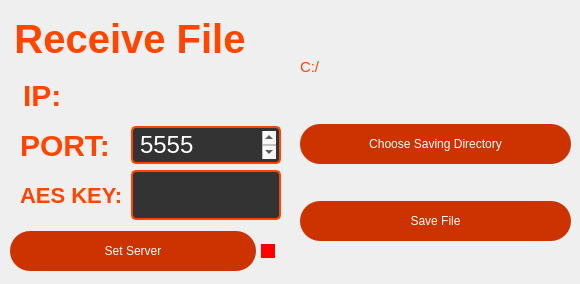
bartzlot/file_sender, file ui/RecievingFile.ui: the form before one commit.
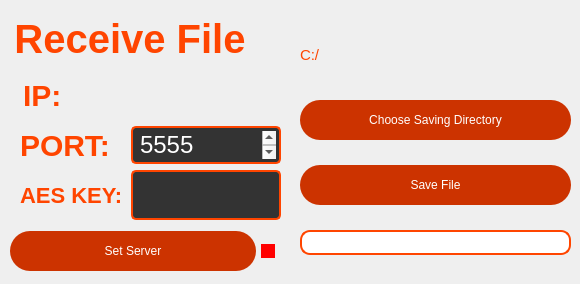
The form after the commit.

Commit message: Added Progress bar to reciever site

What changed in the file:
```diff
--- a/ui/RecievingFile.ui
+++ b/ui/RecievingFile.ui
@@ -415,6 +415,32 @@
        </property>
       </widget>
      </item>
+     <item>
+      <widget class="QProgressBar" name="saving_progress_bar">
+       <property name="maximumSize">
+        <size>
+         <width>400</width>
+         <height>25</height>
+        </size>
+       </property>
+       <property name="styleSheet">
+        <string notr="true">QProgressBar {
+    border: 2px solid #FF4500; /* Add a red border */
+    border-radius: 10px; /* Make the progress bar rounded */
+    text-align: center; /* Center the text inside the progress bar */
+    font-size: 14px; /* Set the font size */
+    color: #FFF; /* Set the text color to white */
+}
+
+QProgressBar::chunk {
+    background-color: #FF4500; /* Set the progress bar chunk color to red */
+}</string>
+       </property>
+       <property name="value">
+        <number>0</number>
+       </property>
+      </widget>
+     </item>
     </layout>
    </widget>
   </widget>
```
The commit also changes 3 other files.
